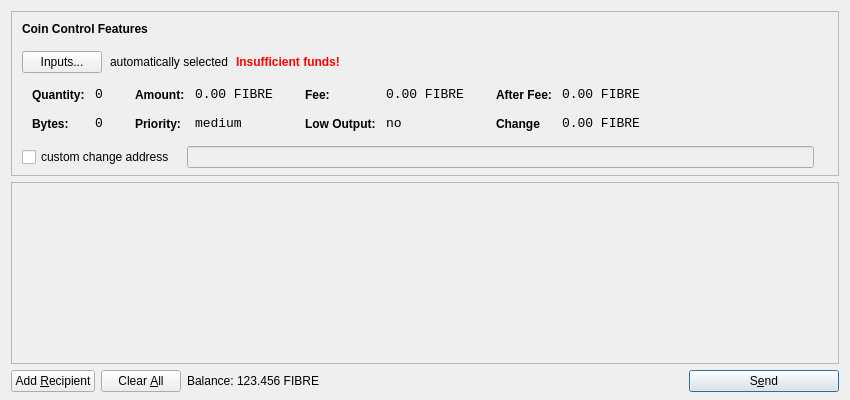
Before: the Qt Designer form src/qt/forms/sendcoinsdialog.ui in ocminer/fibre, drawn with Qt 5.
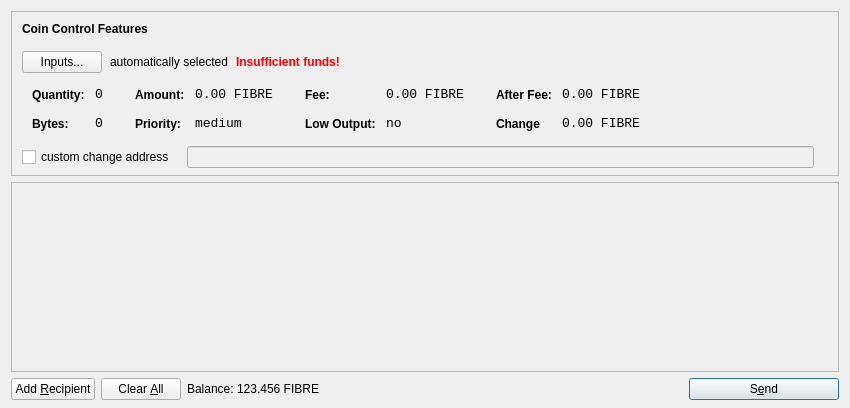
After: the same form once the commit is applied. Icons and pictures are not drawn.

Diff of the .ui file:
```diff
--- a/src/qt/forms/sendcoinsdialog.ui
+++ b/src/qt/forms/sendcoinsdialog.ui
@@ -7,7 +7,7 @@
     <x>0</x>
     <y>0</y>
     <width>850</width>
-    <height>400</height>
+    <height>408</height>
    </rect>
   </property>
   <property name="windowTitle">
@@ -637,8 +637,8 @@
        <rect>
         <x>0</x>
         <y>0</y>
-        <width>830</width>
-        <height>172</height>
+        <width>816</width>
+        <height>110</height>
        </rect>
       </property>
       <layout class="QVBoxLayout" name="verticalLayout_2">
```
Left out of the diff: 221 changed lines with no effect on the pictures.
